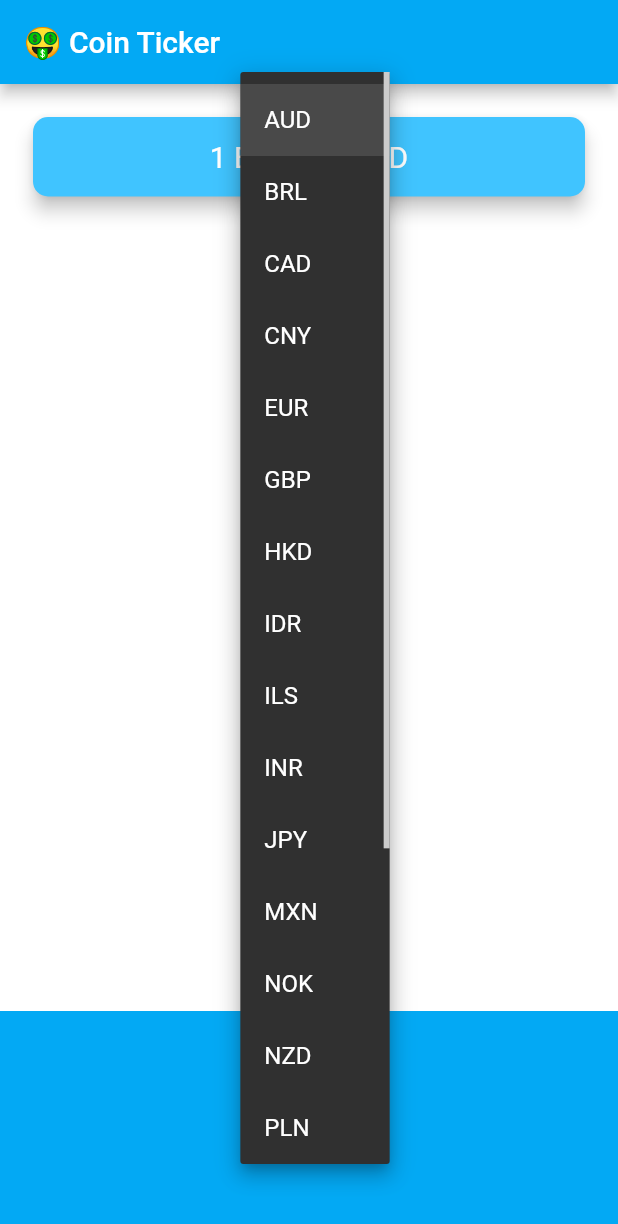
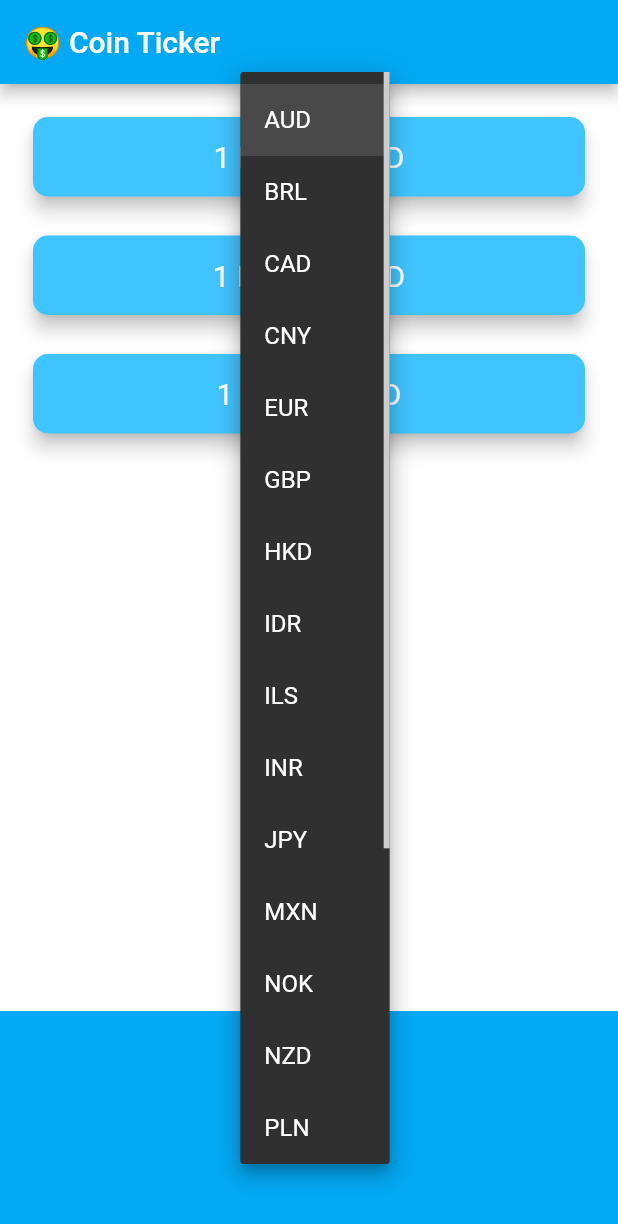
Before and after one commit to haardikdharma10/Bitcoin-Ticker, a Flutter app: the screen it shows after launch, after a tap on "AUD", on a phone screen of 412 x 824 dp. Shown: the top 1224 px of the screen. Run offline on Flutter 3.47's test engine with Material 2 defaults, Android fonts, the phone set to English and light mode, and no system bars; network calls fail.

Commit message:
Final commit

```diff
--- a/lib/coin_data.dart
+++ b/lib/coin_data.dart
@@ -32,26 +32,46 @@ const List<String> cryptoList = [
 ];
 
 const coinapiURL = 'https://rest.coinapi.io/v1/exchangerate';
-const apiKey = '58A20401-7D7D-49F8-AB20-F73809C451E8';
+const apiKey = '42A7AA42-78D1-418A-B886-C93528FACA71';
+
 
 class CoinData {
-
-    Future getCoinData(String selectedCurrency) async{
-      String requestURL = '$coinapiURL/BTC/$selectedCurrency?apikey=$apiKey';
-      http.Response response = await http.get(requestURL);
-
-      if(response.statusCode ==200){
-        String data = response.body;
-        print(data);
-
-      var decodedData = jsonDecode(data);
+  Future getCoinDataBTC(String selectedCurrency) async {
+    String requestURL = '$coinapiURL/BTC/$selectedCurrency?apikey=$apiKey';
+    http.Response response = await http.get(requestURL);
+    if (response.statusCode == 200) {
+      var decodedData = jsonDecode(response.body);
       var lastPrice = decodedData['rate'];
       return lastPrice;
-      }
-      else{
-        print(response.statusCode);
+    } else {
+      print(response.statusCode);
+      throw 'Problem with the get request';
+    }
+  }
 
-        throw 'Problem with get request'; //Optional
-      }
+  Future getCoinDataETH(String selectedCurrency) async {
+    String requestURL = '$coinapiURL/ETH/$selectedCurrency?apikey=$apiKey';
+    http.Response response = await http.get(requestURL);
+    if (response.statusCode == 200) {
+      var decodedData = jsonDecode(response.body);
+      var lastPrice = decodedData['rate'];
+      return lastPrice;
+    } else {
+      print(response.statusCode);
+      throw 'Problem with the get request';
     }
+  }
+
+  Future getCoinDataLTC(String selectedCurrency) async {
+    String requestURL = '$coinapiURL/LTC/$selectedCurrency?apikey=$apiKey';
+    http.Response response = await http.get(requestURL);
+    if (response.statusCode == 200) {
+      var decodedData = jsonDecode(response.body);
+      var lastPrice = decodedData['rate'];
+      return lastPrice;
+    } else {
+      print(response.statusCode);
+      throw 'Problem with the get request';
+    }
+  }
 }
--- a/lib/price_screen.dart
+++ b/lib/price_screen.dart
@@ -23,9 +23,9 @@ String selectedCurrency = 'AUD';
     return DropdownButton <String>(value: selectedCurrency, //starting value.
             items: dropdownItems, onChanged: (value){
               setState(() {
+                getData();
               selectedCurrency = value;
               //print(value);
-              getData();
               },);
             },);
   }
@@ -45,24 +45,64 @@ String selectedCurrency = 'AUD';
             );
   }
 
-String bitcoinValue = '?';
+  String bitcoinValue = '?';
+  String etheriumValue = '?';
+  String litecoinValue = '?';
+
 
   void getData()async {
-    try{
-      double data = await CoinData().getCoinData(selectedCurrency);
+    try {
+      double dataBTC = await CoinData().getCoinDataBTC(selectedCurrency);
+      double dataETH = await CoinData().getCoinDataETH(selectedCurrency);
+      double dataLTC = await CoinData().getCoinDataLTC(selectedCurrency);
       setState(() {
-        bitcoinValue = data.toStringAsFixed(2);
+        bitcoinValue = dataBTC.toStringAsFixed(0);
+        etheriumValue = dataETH.toStringAsFixed(0);
+        litecoinValue = dataLTC.toStringAsFixed(0);
       });
-    }
-    catch(e){
+    }catch(e){
       print(e);
     }
   }
-  @override
+
+  Widget cards(String baseCoin) {
+
+    String baseVal;
+
+    if(baseCoin == 'BTC')
+      baseVal = bitcoinValue;
+    else if(baseCoin == 'ETH')
+      baseVal = etheriumValue;
+    else
+      baseVal = litecoinValue;
+       return Padding(
+      padding: EdgeInsets.fromLTRB(18.0, 18.0, 18.0, 0),
+      child: Card(
+        color: Colors.lightBlueAccent,
+        elevation: 5.0,
+        shape: RoundedRectangleBorder(
+          borderRadius: BorderRadius.circular(10.0),
+        ),
+        child: Padding(
+          padding: EdgeInsets.symmetric(vertical: 15.0, horizontal: 28.0),
+          child: Text(
+            '1 $baseCoin = $baseVal $selectedCurrency',
+            textAlign: TextAlign.center,
+            style: TextStyle(
+              fontSize: 20.0,
+              color: Colors.white,
+            ),
+          ),
+        ),
+      ),
+    );
+  }
+ @override
   void initState() {
     super.initState();
     getData();
   }
+
   @override
   Widget build(BuildContext context) {
     return Scaffold(
@@ -73,26 +113,13 @@ String bitcoinValue = '?';
         mainAxisAlignment: MainAxisAlignment.spaceBetween,
         crossAxisAlignment: CrossAxisAlignment.stretch,
         children: <Widget>[
-          Padding(
-            padding: EdgeInsets.fromLTRB(18.0, 18.0, 18.0, 0),
-            child: Card(
-              color: Colors.lightBlueAccent,
-              elevation: 5.0,
-              shape: RoundedRectangleBorder(
-                borderRadius: BorderRadius.circular(10.0),
-              ),
-              child: Padding(
-                padding: EdgeInsets.symmetric(vertical: 15.0, horizontal: 28.0),
-                child: Text(
-                  '1 BTC =  $bitcoinValue $selectedCurrency',
-                  textAlign: TextAlign.center,
-                  style: TextStyle(
-                    fontSize: 20.0,
-                    color: Colors.white,
-                  ),
-                ),
-              ),
-            ),
+          Column(
+            crossAxisAlignment: CrossAxisAlignment.stretch,
+            children: <Widget>[
+               cards('BTC'),
+              cards('ETH'),
+              cards('LTC'),
+            ],
           ),
           Container(
             height: 150.0,
```
